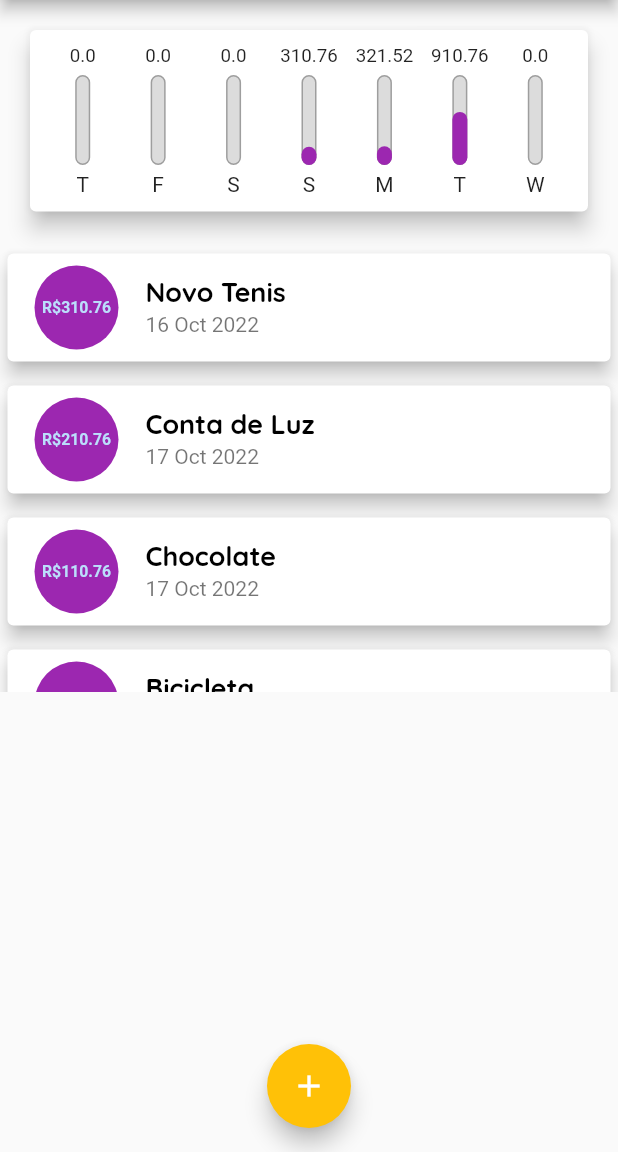
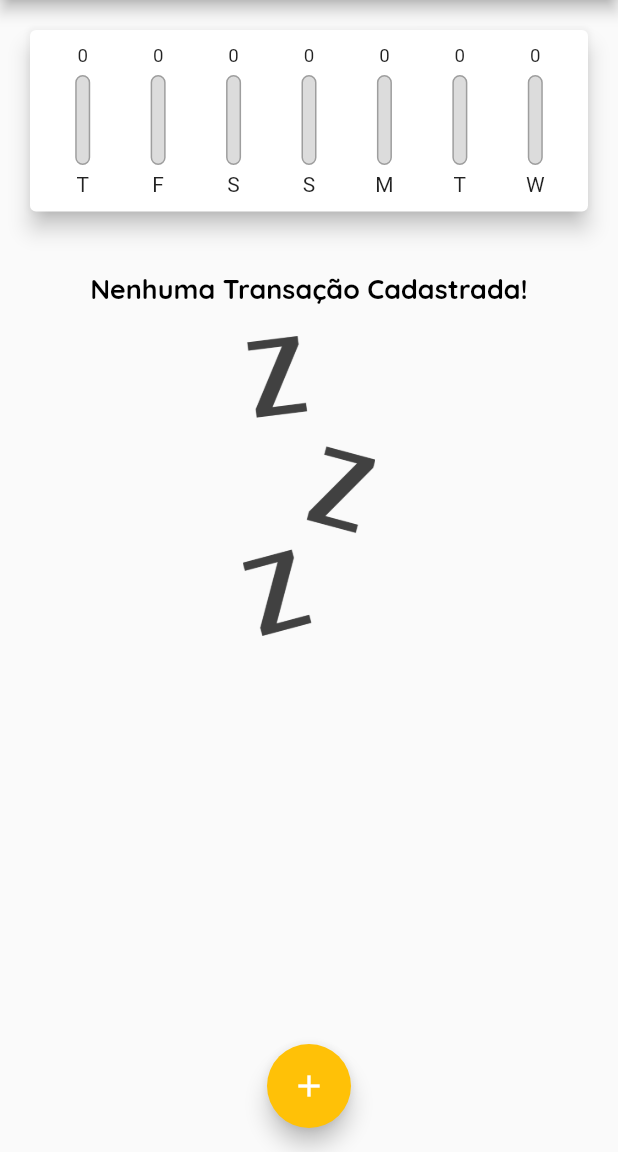
Before and after one commit to V-Icaro/Expenses-Flutter, a Flutter app: the screen it shows after launch, on a phone screen of 412 x 824 dp, the part 84-1236 px from its top. Run offline on Flutter 3.47's test engine with Material 2 defaults, Android fonts, the phone set to English and light mode, and no system bars.

Commit message:
Cadastrando transação com data selecionada

```diff
--- a/lib/components/chart.dart
+++ b/lib/components/chart.dart
@@ -57,7 +57,9 @@ class Chart extends StatelessWidget {
               child: ChartBar(
                 label: tr['day'].toString(),
                 value: tr['value'] as double,
-                percentage: (tr['value'] as double) / _weekTotalValue,
+                percentage: _weekTotalValue == 0
+                    ? 0
+                    : (tr['value'] as double) / _weekTotalValue,
               ),
             );
           }).toList(),
--- a/lib/components/chart_bar.dart
+++ b/lib/components/chart_bar.dart
@@ -20,7 +20,7 @@ class ChartBar extends StatelessWidget {
           height: 15,
           child: FittedBox(
             child: Text(
-              '${value!}',
+              value! == 0 ? "0" : value!.toStringAsFixed(2),
               style: const TextStyle(
                 fontSize: 10,
               ),
--- a/lib/components/transaction_form.dart
+++ b/lib/components/transaction_form.dart
@@ -7,7 +7,7 @@ class TransactionForm extends StatefulWidget {
     this.onSubmit,
   });
 
-  final void Function(String, double)? onSubmit;
+  final void Function(String, double, DateTime)? onSubmit;
 
   @override
   State<TransactionForm> createState() => _TransactionFormState();
@@ -16,17 +16,17 @@ class TransactionForm extends StatefulWidget {
 class _TransactionFormState extends State<TransactionForm> {
   final _titleController = TextEditingController();
   final _valueController = TextEditingController();
-  DateTime? _selectedDate;
+  DateTime? _selectedDate = DateTime.now();
 
   _submitForm() {
     final title = _titleController.text;
     final value = double.tryParse(_valueController.text) ?? 0.0;
 
-    if (title.isEmpty || value <= 0) {
+    if (title.isEmpty || value <= 0 || _selectedDate == null) {
       return;
     }
 
-    widget.onSubmit!(title, value);
+    widget.onSubmit!(title, value, _selectedDate!);
   }
 
   _showDatePicker() {
--- a/lib/components/transaction_list.dart
+++ b/lib/components/transaction_list.dart
@@ -49,7 +49,7 @@ class TransactionList extends StatelessWidget {
                         padding: const EdgeInsets.all(7.0),
                         child: FittedBox(
                           child: Text(
-                            'R\$${tr.value}',
+                            'R\$${tr.value!.toStringAsFixed(2)}',
                             style: const TextStyle(fontWeight: FontWeight.bold),
                           ),
                         ),
--- a/lib/main.dart
+++ b/lib/main.dart
@@ -49,32 +49,7 @@ class MyHomePage extends StatefulWidget {
 }
 
 class _MyHomePageState extends State<MyHomePage> {
-  final List<Transaction> _transactions = [
-    Transaction(
-      id: 't1',
-      title: 'Novo Tenis',
-      value: 310.76,
-      date: DateTime.now().subtract(const Duration(days: 3)),
-    ),
-    Transaction(
-      id: 't2',
-      title: 'Conta de Luz',
-      value: 210.76,
-      date: DateTime.now().subtract(const Duration(days: 2)),
-    ),
-    Transaction(
-      id: 't3',
-      title: 'Chocolate',
-      value: 110.76,
-      date: DateTime.now().subtract(const Duration(days: 2)),
-    ),
-    Transaction(
-      id: 't4',
-      title: 'Bicicleta',
-      value: 910.76,
-      date: DateTime.now().subtract(const Duration(days: 1)),
-    ),
-  ];
+  final List<Transaction> _transactions = [];
 
   List<Transaction> get _recentTransactions {
     return _transactions.where((tr) {
@@ -93,12 +68,12 @@ class _MyHomePageState extends State<MyHomePage> {
     );
   }
 
-  _addTransaction(String title, double value) {
+  _addTransaction(String title, double value, DateTime date) {
     final newTransaction = Transaction(
       id: Random().nextDouble().toString(),
       title: title,
       value: value,
-      date: DateTime.now(),
+      date: date,
     );
 
     setState(() {
--- a/lib/models/transaction.dart
+++ b/lib/models/transaction.dart
@@ -4,9 +4,10 @@ class Transaction {
   final double? value;
   final DateTime? date;
 
-  Transaction(
-      {required this.id,
-      required this.title,
-      required this.value,
-      required this.date});
+  Transaction({
+    required this.id,
+    required this.title,
+    required this.value,
+    required this.date,
+  });
 }
```
